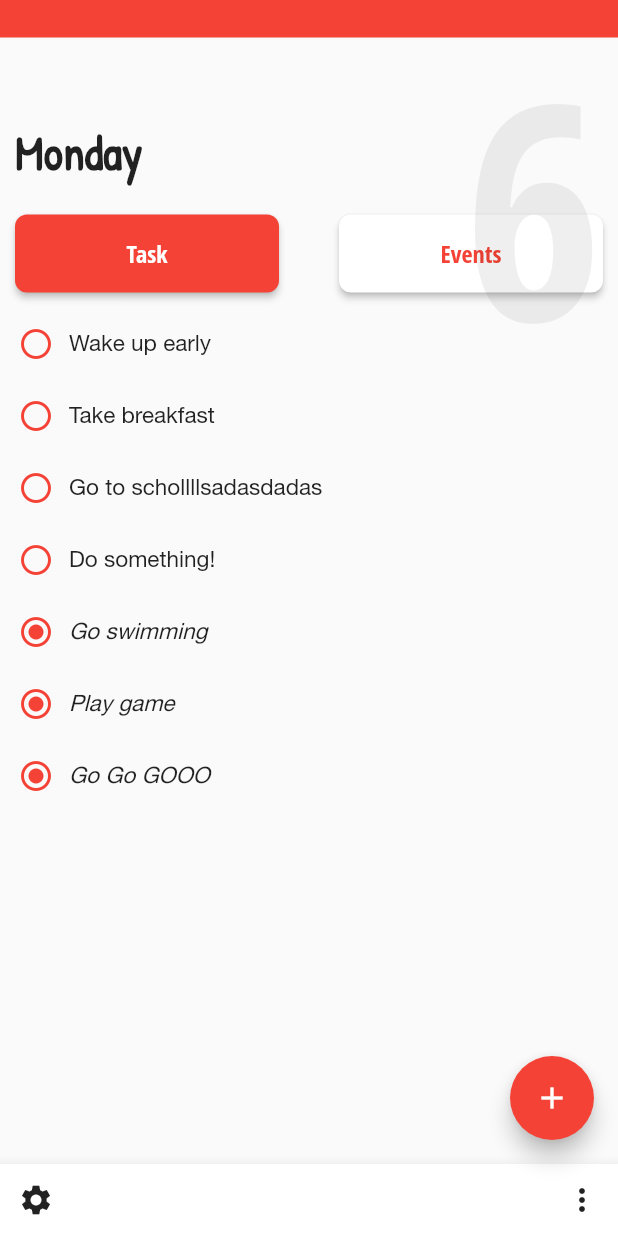
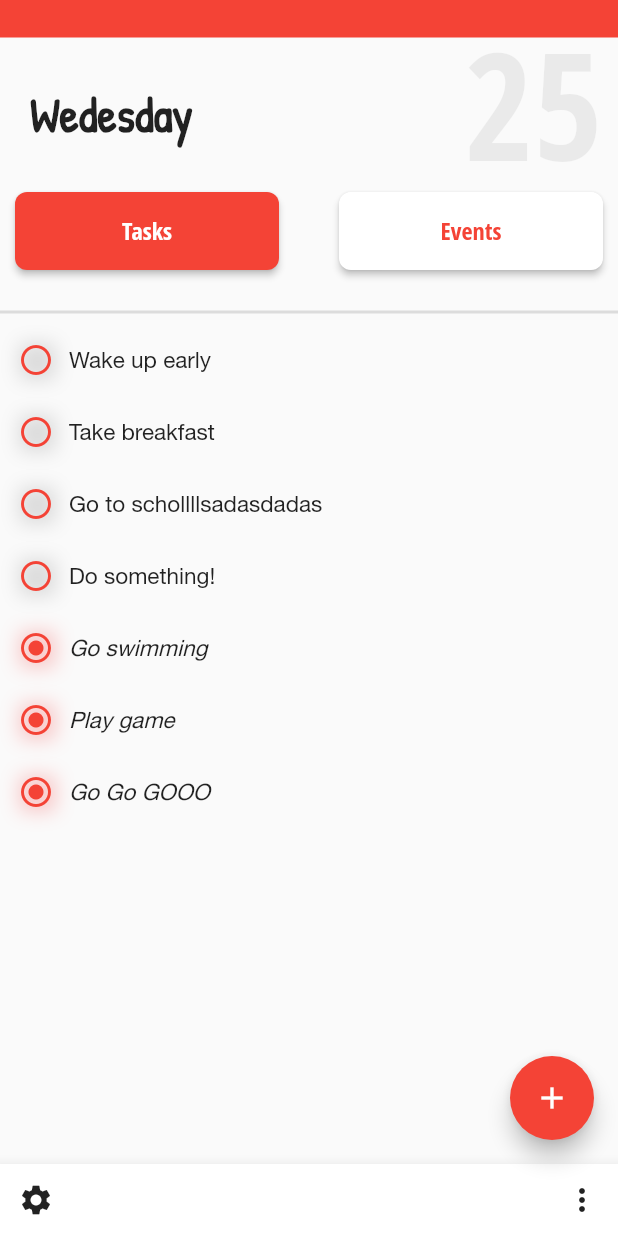
Before and after one commit to hieuvts/ToDoListManager, a Flutter app: the screen it shows after launch, on a phone screen of 412 x 824 dp. Run offline on Flutter 3.47's test engine with Material 2 defaults, Android fonts, the phone set to English and light mode, and no system bars.

Commit message:
Chinh sua mau sac va format lai code

```diff
--- a/lib/main.dart
+++ b/lib/main.dart
@@ -53,8 +53,8 @@ class _MyHomePageState extends State<MyHomePage> {
               //Khoang cach tu mep phai den Text
               right: 10,
               child: Text(
-                "6",
-                style: TextStyle(fontSize: 200, color: Color(0x10000000)),
+                "25",
+                style: TextStyle(fontSize: 100, color: Color(0x10000000)),
               ),
             ),
           ],
@@ -100,12 +100,12 @@ class _MyHomePageState extends State<MyHomePage> {
       crossAxisAlignment: CrossAxisAlignment.start,
       children: <Widget>[
         SizedBox(
-          height: 70,
+          height: 35,
         ),
         Padding(
-          padding: const EdgeInsets.all(10.0),
+          padding: const EdgeInsets.all(20.0),
           child: Text(
-            "Monday",
+            "Wedesday",
             style: TextStyle(
               fontWeight: FontWeight.bold,
               fontSize: 32,
@@ -117,6 +117,13 @@ class _MyHomePageState extends State<MyHomePage> {
         Padding(
           padding: const EdgeInsets.all(10.0),
           child: _button(context),
+        ),
+        //Tao duong phan chia Button va ListView
+        SizedBox(
+          height: 10,
+        ),
+        Divider(
+          thickness: 2,
         ),
         Expanded(
           //Tao 1 pageview vuot trai/phai de chuyen Screen
@@ -145,7 +152,7 @@ class _MyHomePageState extends State<MyHomePage> {
               _currentPage == 0 ? Colors.white : Theme.of(context).accentColor,
           buttonColor:
               _currentPage == 0 ? Theme.of(context).accentColor : Colors.white,
-          buttonText: "Task",
+          buttonText: "Tasks",
         )),
         SizedBox(
           width: 40,
@@ -153,10 +160,10 @@ class _MyHomePageState extends State<MyHomePage> {
         Expanded(
           child: CustomButton(
             onPressed: () {
-            _pageController.nextPage(
-              duration: Duration(milliseconds: 450),
-              curve: Curves.easeInOut,
-            );
+              _pageController.nextPage(
+                duration: Duration(milliseconds: 450),
+                curve: Curves.easeInOut,
+              );
             },
             textColor: _currentPage == 0
                 ? Theme.of(context).accentColor
--- a/lib/screen/events.dart
+++ b/lib/screen/events.dart
@@ -15,25 +15,31 @@ class _EventScreenState extends State<EventScreen> {
           return Row(
             children: <Widget>[
               Container(
-                decoration: BoxDecoration(
-                  boxShadow: [
+                decoration: BoxDecoration(boxShadow: [
                   BoxShadow(
                     color: Color(0x20000000),
-                            blurRadius: 5,
-                            offset: Offset(0, 3),
+                    blurRadius: 10,
+                    offset: Offset(2, 2),
                   ),
-                  ]
-                ),
-                child: Icon(_eventList[index].isFinished
+                ]),
+                child: Icon(
+                  _eventList[index].isFinished
                       ? Icons.radio_button_checked
                       : Icons.radio_button_unchecked,
                   size: 20,
                   color: Theme.of(context).accentColor,
                 ),
               ),
-              Container(width: 80, child: Padding(
+              Container(
+                  width: 80,
+                  child: Padding(
                     padding: const EdgeInsets.only(left: 15),
-                child: Text(_eventList[index].time, style: TextStyle(fontSize: 17,),),
+                    child: Text(
+                      _eventList[index].time,
+                      style: TextStyle(
+                        fontSize: 17,
+                      ),
+                    ),
                   )),
               //Cho vao Expanded de box bao quanh content rong qua
               Expanded(
@@ -81,14 +87,15 @@ class _EventScreenState extends State<EventScreen> {
         });
   }
 }
-class Event{
+
+class Event {
   final String time;
   final String task;
   final String desc;
   final bool isFinished;
   const Event(this.time, this.task, this.desc, this.isFinished);
+}
 
-}
 final List<Event> _eventList = [
   new Event("8:00", "Go out", "Meet friends", true),
   new Event("9:00", "Go back home", "Cooking", true),
--- a/lib/screen/tasks.dart
+++ b/lib/screen/tasks.dart
@@ -4,7 +4,8 @@ class TaskScreen extends StatefulWidget {
   @override
   _TaskScreenState createState() => _TaskScreenState();
 }
-class Task{
+
+class Task {
   //Khai bao final de dung Const Constructor
   final String taskName;
   final bool isFinished;
@@ -16,18 +17,18 @@ final List<Task> _taskList = [
   new Task("Take breakfast", false),
   new Task("Go to schollllsadasdadas", false),
   new Task("Do something!", false),
-
   new Task("Go swimming", true),
   new Task("Play game", true),
   new Task("Go Go GOOO", true),
 ];
+
 class _TaskScreenState extends State<TaskScreen> {
   @override
   Widget build(BuildContext context) {
     return ListView.builder(
       padding: const EdgeInsets.all(0),
       itemCount: _taskList.length,
-      itemBuilder: (context, index){
+      itemBuilder: (context, index) {
         return _taskList[index].isFinished
             ? _taskCompletedList(_taskList[index].taskName)
             : _taskUncompletedList(_taskList[index].taskName);
@@ -40,31 +41,63 @@ class _TaskScreenState extends State<TaskScreen> {
         padding: const EdgeInsets.all(12.0),
         child: Row(
           children: <Widget>[
-              Icon(Icons.radio_button_unchecked,
+            Container(
+              decoration: BoxDecoration(boxShadow: [
+                BoxShadow(
+                  color: Color(0x20000000),
+                  blurRadius: 10,
+                  offset: Offset(1, 1),
+                ),
+              ]),
+              child: Icon(
+                Icons.radio_button_unchecked,
                 color: Theme.of(context).accentColor,
               ),
-              SizedBox(width: 10,),
-              Text(task,
-              style: TextStyle(fontSize: 15, fontFamily: "helveticaneue", ),
+            ),
+            SizedBox(
+              width: 10,
+            ),
+            Text(
+              task,
+              style: TextStyle(
+                fontSize: 15,
+                fontFamily: "helveticaneue",
+              ),
             ),
           ],
-          )
-    );
+        ));
   }
+
   Widget _taskCompletedList(String task) {
     return Padding(
         padding: const EdgeInsets.all(12.0),
         child: Row(
           children: <Widget>[
-              Icon(Icons.radio_button_checked,
+            Container(
+              decoration: BoxDecoration(boxShadow: [
+                BoxShadow(
+                  color: Color.fromARGB(80, 245, 91, 91),
+                  blurRadius: 10,
+                  offset: Offset(1, 1),
+                ),
+              ]),
+              child: Icon(
+                Icons.radio_button_checked,
                 color: Theme.of(context).accentColor,
               ),
-              SizedBox(width: 10,),
-              Text(task,
-              style: TextStyle(fontSize: 15, fontFamily: "helveticaneue", fontStyle: FontStyle.italic,),
+            ),
+            SizedBox(
+              width: 10,
+            ),
+            Text(
+              task,
+              style: TextStyle(
+                fontSize: 15,
+                fontFamily: "helveticaneue",
+                fontStyle: FontStyle.italic,
+              ),
             ),
           ],
-          )
-    );
+        ));
   }
 }
```
Lines whose indentation alone changed are shown as unchanged.
